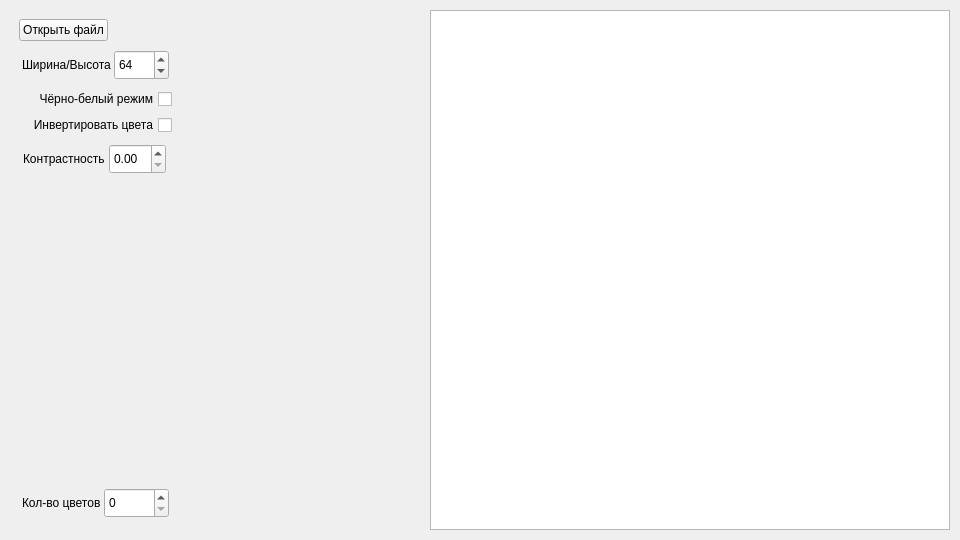
Above: interface/window.ui from NekrodNIK/NekrodBrick before the change. Below: the same form after it.
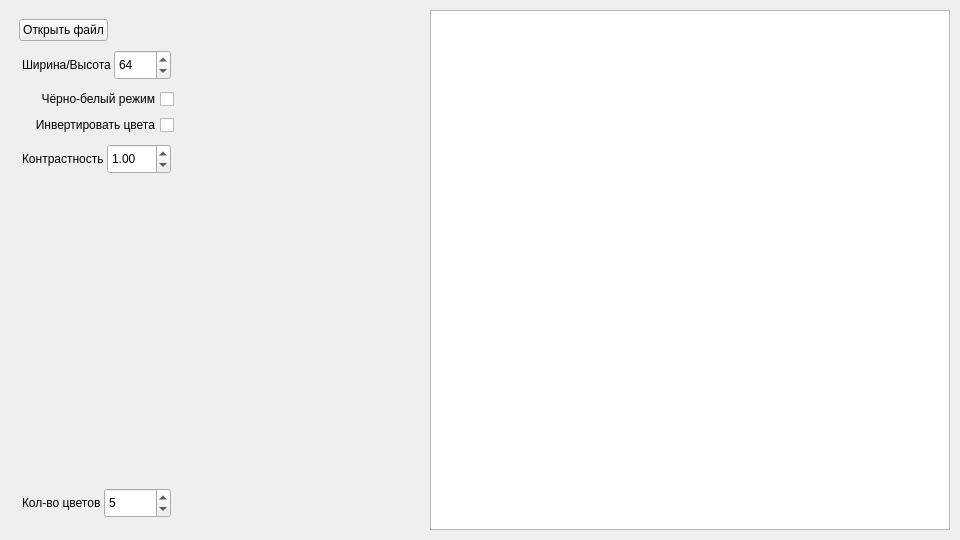
That is the form after the change.

Patch:
```diff
--- a/interface/window.ui
+++ b/interface/window.ui
@@ -96,6 +96,9 @@
              <height>30</height>
             </size>
            </property>
+           <property name="maximum">
+            <number>512</number>
+           </property>
            <property name="singleStep">
             <number>2</number>
            </property>
@@ -176,9 +179,15 @@
              <height>30</height>
             </size>
            </property>
+           <property name="maximum">
+            <double>100.000000000000000</double>
+           </property>
            <property name="singleStep">
             <double>0.500000000000000</double>
            </property>
+           <property name="value">
+            <double>1.000000000000000</double>
+           </property>
           </widget>
          </item>
         </layout>
@@ -234,6 +243,12 @@
              <height>30</height>
             </size>
            </property>
+           <property name="maximum">
+            <number>256</number>
+           </property>
+           <property name="value">
+            <number>5</number>
+           </property>
           </widget>
          </item>
         </layout>
```
